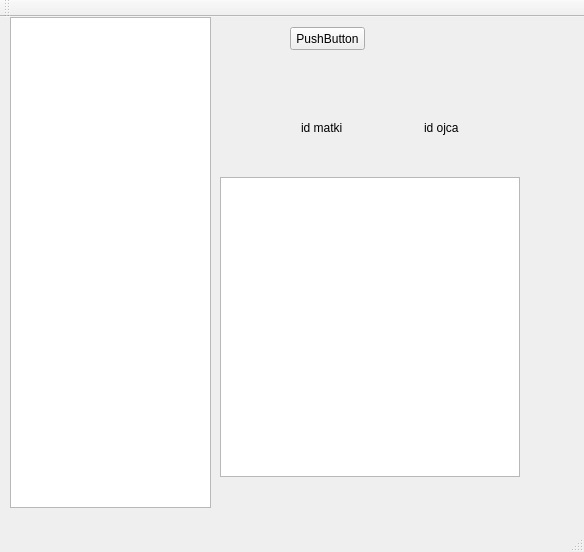
Before: the Qt Designer form mainwindow.ui in hitem12/family_tree, drawn with Qt 5.
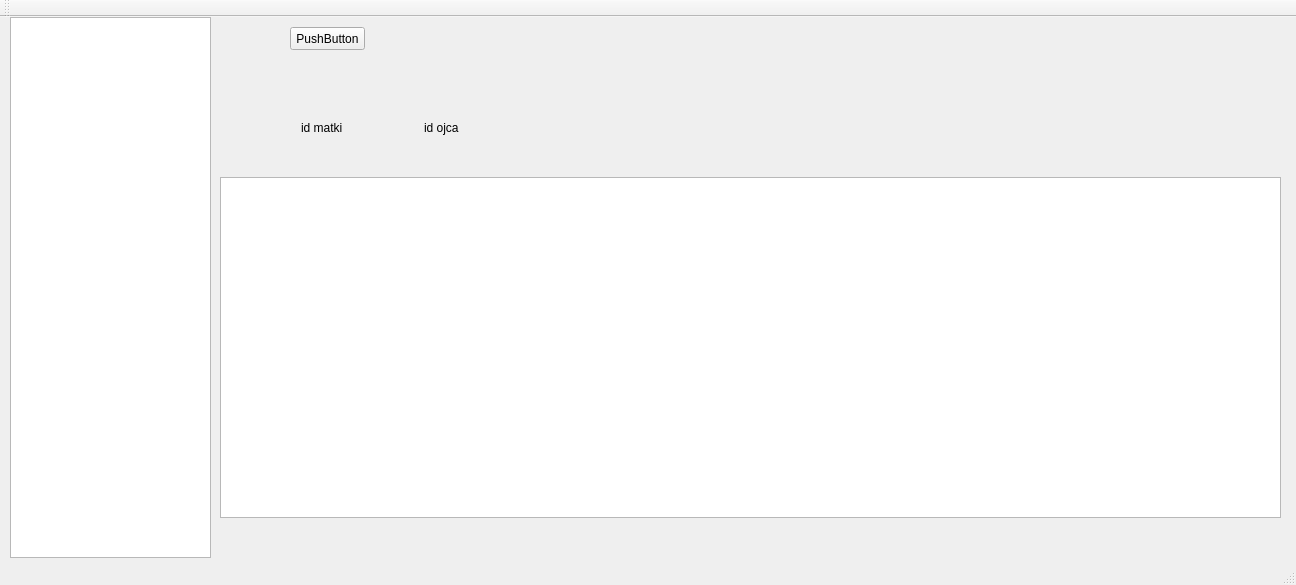
After: the same form once the commit is applied.

```diff
--- a/mainwindow.ui
+++ b/mainwindow.ui
@@ -6,8 +6,8 @@
    <rect>
     <x>0</x>
     <y>0</y>
-    <width>584</width>
-    <height>552</height>
+    <width>1296</width>
+    <height>585</height>
    </rect>
   </property>
   <property name="windowTitle">
@@ -33,7 +33,7 @@
       <x>10</x>
       <y>0</y>
       <width>201</width>
-      <height>491</height>
+      <height>541</height>
      </rect>
     </property>
    </widget>
@@ -81,8 +81,8 @@
      <rect>
       <x>220</x>
       <y>160</y>
-      <width>300</width>
-      <height>300</height>
+      <width>1061</width>
+      <height>341</height>
      </rect>
     </property>
    </widget>
```
Left out of the diff: 2 changed lines with no effect on the pictures.
